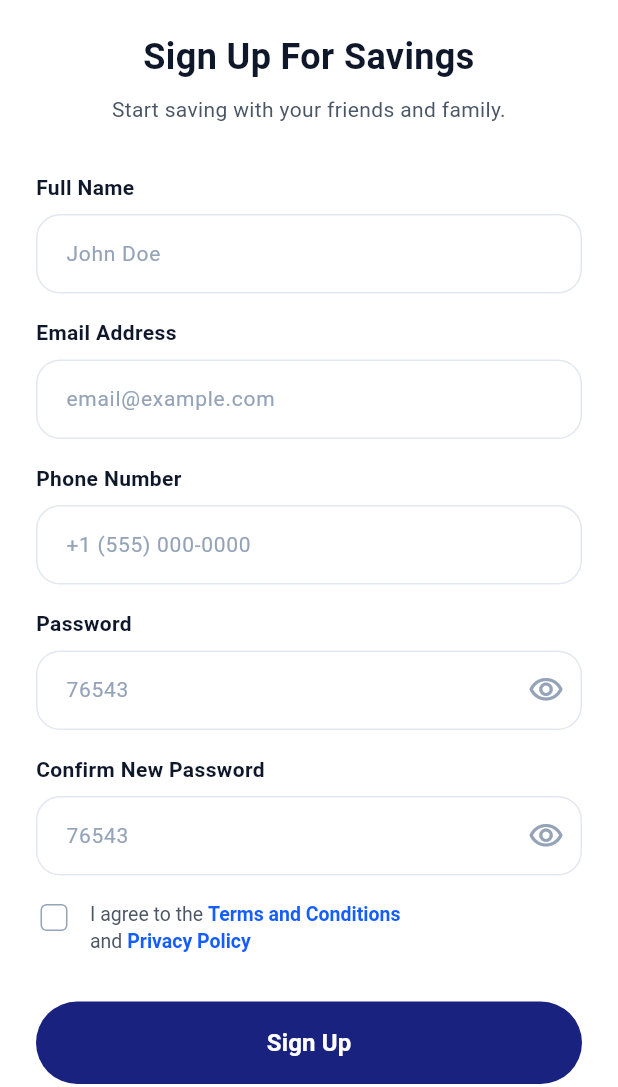
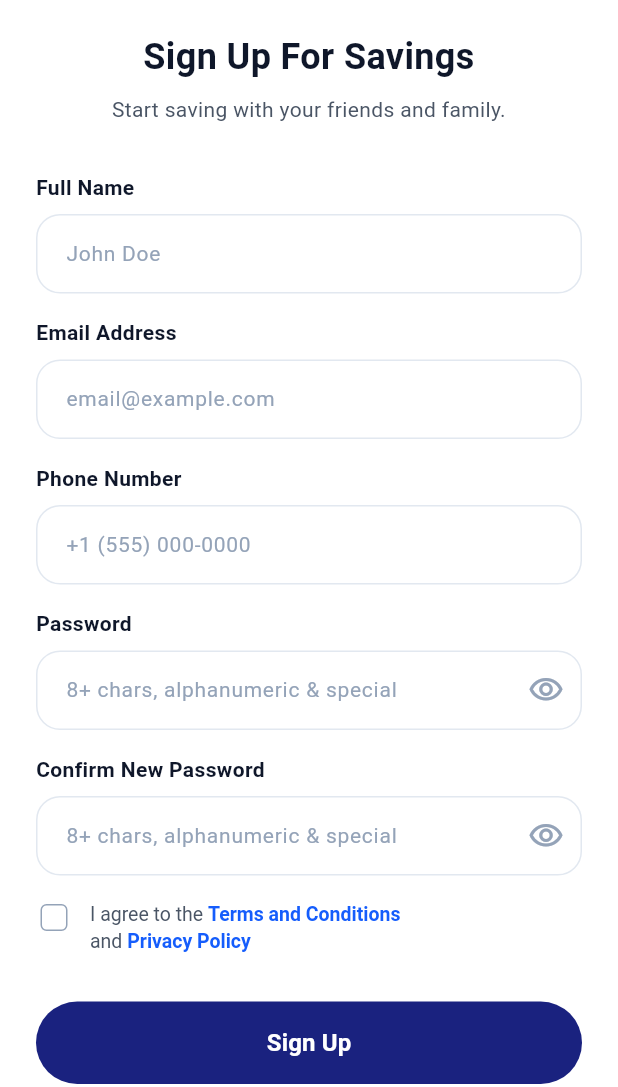
Before and after one commit to srsakilhossen302/derival81, a Flutter app: the SignUpScreen screen opened directly, after a tap on "Sign Up", on a phone screen of 412 x 824 dp, the part 149-1236 px from its top. Run offline on Flutter 3.47's test engine with Material 3 defaults, Android fonts, the phone set to English and light mode, and no system bars; our stand-ins replace flutter_screenutil, flutter_svg, get, pinput, share_plus, shared_preferences; accounts and stored records are empty.

Commit message:
feat: Add sign-up screen, controller, and multi-language translations for English and Spanish.

```diff
--- a/lib/Utils/Translations/app_translations.dart
+++ b/lib/Utils/Translations/app_translations.dart
@@ -43,6 +43,7 @@ class AppTranslations extends Translations {
       'signup_subtitle': 'Start saving with your friends and family.',
       'full_name': 'Full Name',
       'phone_number': 'Phone Number',
+      'password_hint': '8+ chars, alphanumeric & special',
       'confirm_password': 'Confirm New Password',
       'agree_terms': 'I agree to the ',
       'terms_conditions': 'Terms and Conditions\n',
--- a/lib/View/Screen/Auth/sign_up/controller/sign_up_controller.dart
+++ b/lib/View/Screen/Auth/sign_up/controller/sign_up_controller.dart
@@ -9,7 +9,8 @@ class SignUpController extends GetxController {
   final TextEditingController emailController = TextEditingController();
   final TextEditingController phoneController = TextEditingController();
   final TextEditingController passwordController = TextEditingController();
-  final TextEditingController confirmPasswordController = TextEditingController();
+  final TextEditingController confirmPasswordController =
+      TextEditingController();
 
   // Observable variable for Terms and Conditions checkbox
   var isChecked = false.obs;
@@ -44,13 +45,38 @@ class SignUpController extends GetxController {
       return;
     }
 
+    // Password validation: 8+ characters, letters, numbers, and special characters
+    String password = passwordController.text;
+    if (password.length < 8) {
+      CustomToast.showWarning(
+        "Too Short",
+        "Password must be at least 8 characters long",
+      );
+      return;
+    }
+
+    bool hasLetter = password.contains(RegExp(r'[a-zA-Z]'));
+    bool hasNumber = password.contains(RegExp(r'[0-9]'));
+    bool hasSpecialChar = password.contains(RegExp(r'[!@#\$%^&*(),.?":{}|<>]'));
+
+    if (!hasLetter || !hasNumber || !hasSpecialChar) {
+      CustomToast.showWarning(
+        "Weak Password",
+        "Password must contain a mix of letters, numbers, and special characters",
+      );
+      return;
+    }
+
     if (passwordController.text != confirmPasswordController.text) {
-      CustomToast.showError("Error", "Passwords do not match");
+      CustomToast.showError("", "Passwords do not match");
       return;
     }
 
     if (!isChecked.value) {
-      CustomToast.showWarning("Hold On! ✋", "Please agree to the Terms and Conditions before proceeding.");
+      CustomToast.showWarning(
+        "Hold On! ✋",
+        "Please agree to the Terms and Conditions before proceeding.",
+      );
       return;
     }
 
@@ -72,9 +98,11 @@ class SignUpController extends GetxController {
 
       // Navigate to OTP screen
       Get.to(() => OtpScreen(), arguments: 'signup');
-
     } catch (e) {
-      CustomToast.showError("Oh Snap!", "Something went wrong while signing up. Please try again.");
+      CustomToast.showError(
+        "Oh Snap!",
+        "Something went wrong while signing up. Please try again.",
+      );
     } finally {
       isLoading.value = false;
     }
--- a/lib/View/Screen/Auth/sign_up/view/sign_up_screen.dart
+++ b/lib/View/Screen/Auth/sign_up/view/sign_up_screen.dart
@@ -87,13 +87,13 @@ class SignUpScreen extends StatelessWidget {
               ),
               CustomTextField(
                 label: 'password'.tr,
-                hintText: '76543',
+                hintText: 'password_hint'.tr,
                 isPassword: true,
                 controller: controller.passwordController,
               ),
               CustomTextField(
                 label: 'confirm_password'.tr,
-                hintText: '76543',
+                hintText: 'password_hint'.tr,
                 isPassword: true,
                 controller: controller.confirmPasswordController,
               ),
```
